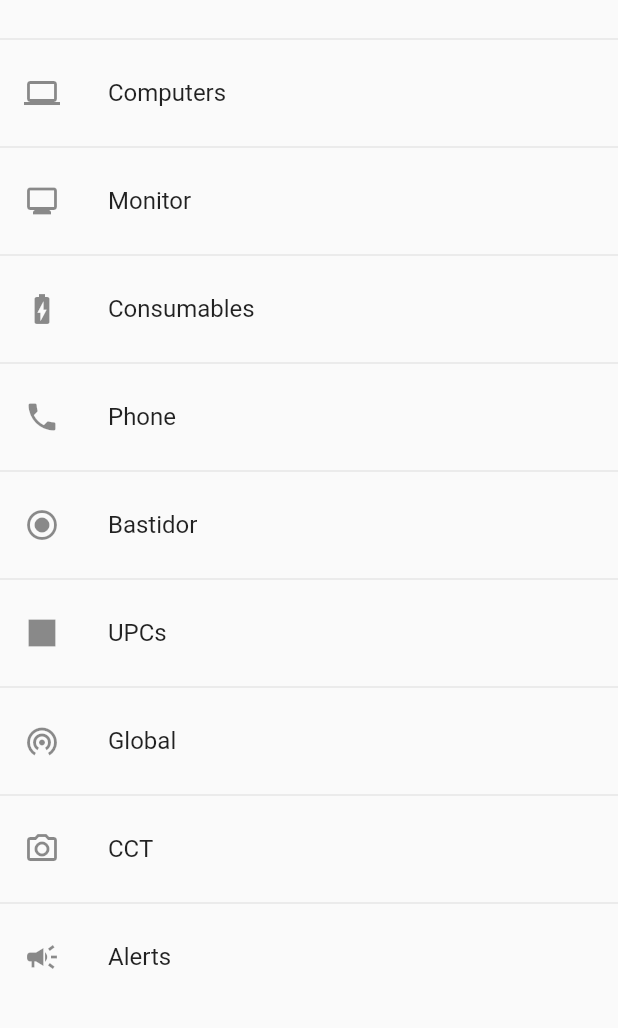
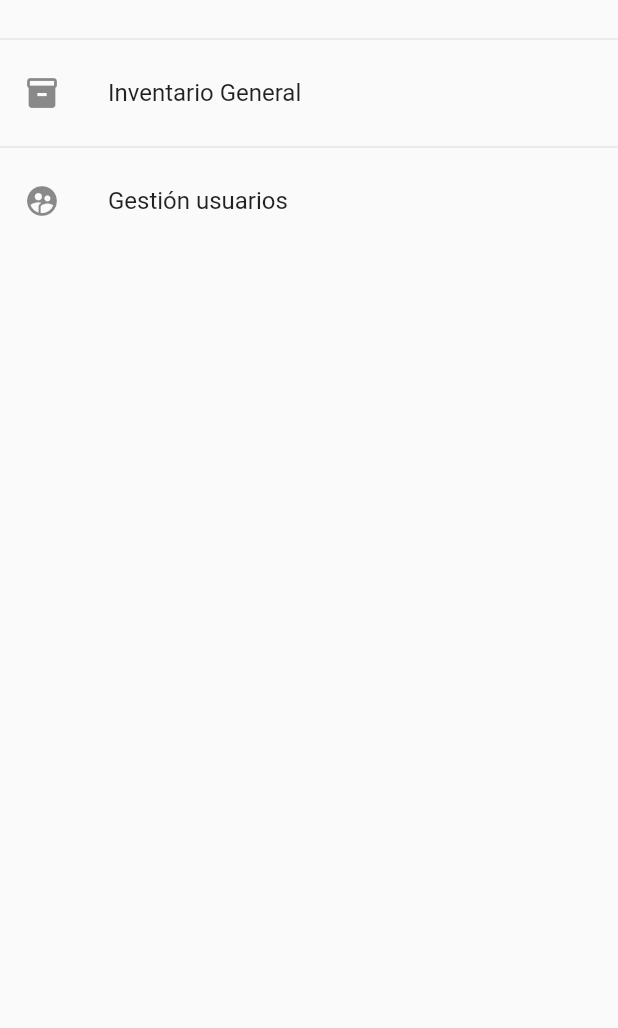
Before and after one commit to AdsonTobon/FincaUrbanaAppMobile, a Flutter app: the screen it shows after launch, on a phone screen of 412 x 824 dp, the part 141-1169 px from its top. Run offline on Flutter 3.47's test engine with Material 2 defaults, Android fonts, the phone set to English and light mode, and no system bars.

Commit message:
create new inventory general route and start create form

```diff
--- a/lib/routes/app_routes.dart
+++ b/lib/routes/app_routes.dart
@@ -6,15 +6,17 @@ class AppRoutes {
   static const initialRoute = "/";
   static final menuOptions = <MenuOptions>[
     MenuOptions(route: 'home', name: 'Finca Urbana - README', screen: const HomeScreen() , icon: Icons.home),
-    MenuOptions(route: 'computers', name: 'Computers', screen: const ComputerScreen() , icon: Icons.computer),
-    MenuOptions(route: 'monitor', name: 'Monitor', screen: const MonitorScreen() , icon: Icons.monitor),
-    MenuOptions(route: 'consumables', name: 'Consumables', screen: const ConsumableScreen() , icon: Icons.battery_charging_full),
-    MenuOptions(route: 'phone', name: 'Phone', screen: const PhoneScreen() , icon: Icons.phone),
-    MenuOptions(route: 'bastidor', name: 'Bastidor', screen: const BastidorScreen() , icon: Icons.radio_button_checked_sharp),
-    MenuOptions(route: 'UPCs', name: 'UPCs', screen: const UpcScreen() , icon: Icons.square),
-    MenuOptions(route: 'Global', name: 'Global', screen: const GlobalScreen() , icon: Icons.wifi_tethering_outlined),
-    MenuOptions(route: 'Cct', name: 'CCT', screen: const CctScreen() , icon: Icons.camera_alt_outlined),
-    MenuOptions(route: 'Alerts', name: 'Alerts', screen: const AlertScreen() , icon: Icons.campaign),
+    MenuOptions(route: 'general', name: 'Inventario General', screen: const GeneralScreen() , icon: Icons.inventory),
+    MenuOptions(route: 'users', name: 'Gestión usuarios', screen: const UsersScreen() , icon: Icons.supervised_user_circle),
+    // MenuOptions(route: 'computers', name: 'Computers', screen: const ComputerScreen() , icon: Icons.computer),
+    // MenuOptions(route: 'monitor', name: 'Monitor', screen: const MonitorScreen() , icon: Icons.monitor),
+    // MenuOptions(route: 'consumables', name: 'Consumables', screen: const ConsumableScreen() , icon: Icons.battery_charging_full),
+    // MenuOptions(route: 'phone', name: 'Phone', screen: const PhoneScreen() , icon: Icons.phone),
+    // MenuOptions(route: 'bastidor', name: 'Bastidor', screen: const BastidorScreen() , icon: Icons.radio_button_checked_sharp),
+    // MenuOptions(route: 'UPCs', name: 'UPCs', screen: const UpcScreen() , icon: Icons.square),
+    // MenuOptions(route: 'Global', name: 'Global', screen: const GlobalScreen() , icon: Icons.wifi_tethering_outlined),
+    // MenuOptions(route: 'Cct', name: 'CCT', screen: const CctScreen() , icon: Icons.camera_alt_outlined),
+    // MenuOptions(route: 'Alerts', name: 'Alerts', screen: const AlertScreen() , icon: Icons.campaign),
 
   ];
 
--- a/lib/routes/screens.dart
+++ b/lib/routes/screens.dart
@@ -10,7 +10,8 @@ export 'package:finca_urbana_app/pages/global_screen.dart';
 export 'package:finca_urbana_app/pages/monitor_screen.dart';
 export 'package:finca_urbana_app/pages/phone_screen.dart';
 export 'package:finca_urbana_app/pages/upc_screen.dart';
-
 export 'package:finca_urbana_app/pages/list_page.dart';
-
 export 'package:finca_urbana_app/pages/home_screen.dart';
+export 'package:finca_urbana_app/pages/general_screen.dart';
+export 'package:finca_urbana_app/pages/users_screen.dart';
+export 'package:finca_urbana_app/widgets/form_screen.dart';
--- a/pubspec.yaml
+++ b/pubspec.yaml
@@ -58,8 +58,8 @@ flutter:
   uses-material-design: true
 
   # To add assets to your application, add an assets section, like this:
-  # assets:
-  #   - images/a_dot_burr.jpeg
+  assets:
+      - assets/
   #   - images/a_dot_ham.jpeg
 
   # An image asset can refer to one or more resolution-specific "variants", see
```
Also changed, not shown: lib/pages/general_screen.dart (added, +14 -0 lines), lib/pages/users_screen.dart (added, +15 -0 lines), lib/widgets/form_screen.dart (added, +53 -0 lines), assets/finca_urbana_home.PNG (added).
